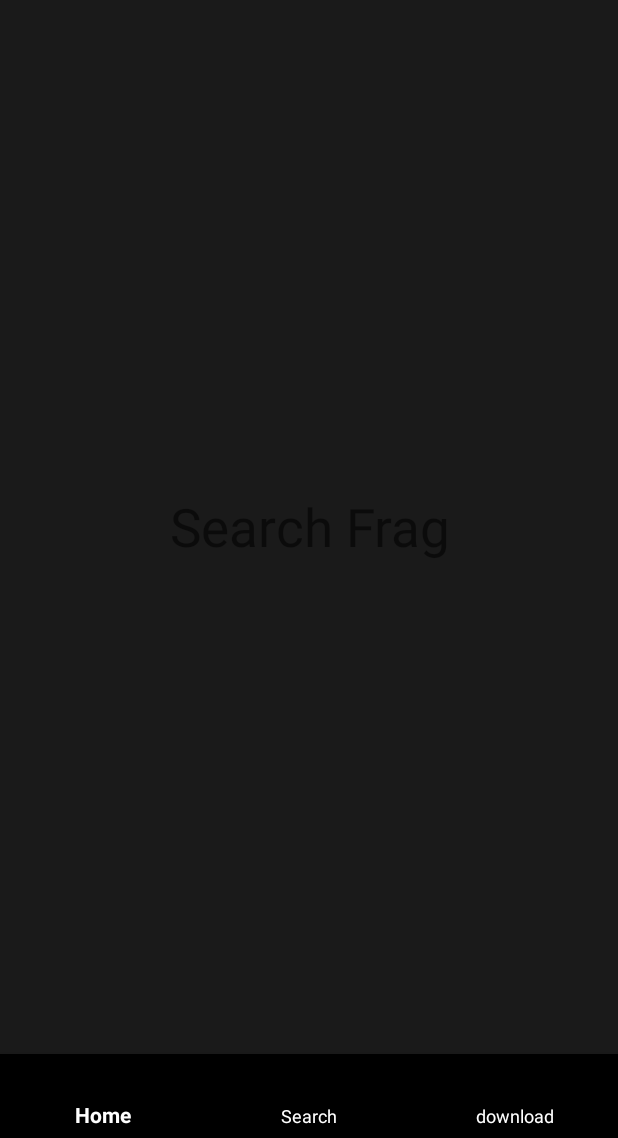
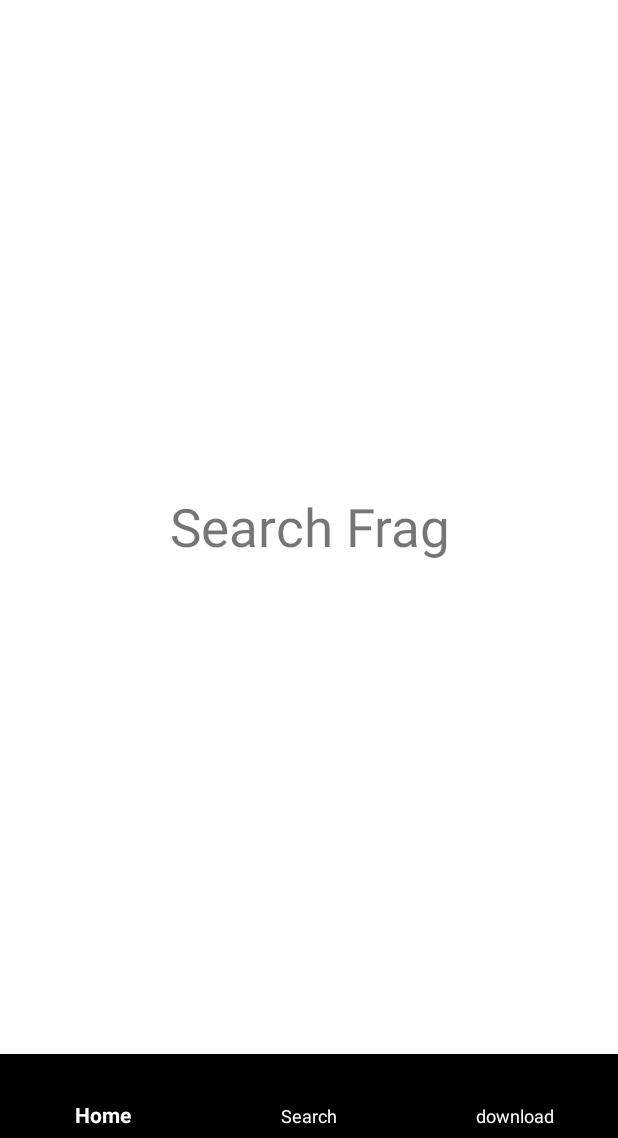
Before and after one commit to mohini14/Story, an Android app: the screen it shows after launch (MainActivity), item 2 of the bottom bar chosen, on a phone screen of 412 x 824 dp, the part 98-1236 px from its top. Run offline under Robolectric (Android 15) with nearby library versions, the phone set to English and light mode, and no system bars; our stand-ins replace ButterKnife, Picasso; libraries missing offline, so code that uses them is left out: io.bloco.faker; pictures from the network do not load; Roboto replaces fonts that are not available here; 8 statements that could not run were skipped.

```diff
--- a/app/src/main/java/com/topstories/story/activities/download/DownloadFragment.java
+++ b/app/src/main/java/com/topstories/story/activities/download/DownloadFragment.java
@@ -9,7 +9,11 @@ import android.view.ViewGroup;
 
 import com.topstories.story.R;
 
+import butterknife.Unbinder;
+
 public class DownloadFragment extends Fragment {
+
+    Unbinder mUnbinder;
 
     @Nullable
     @Override
@@ -17,5 +21,4 @@ public class DownloadFragment extends Fragment {
         View root = inflater.inflate(R.layout.fragment_download, container, false);
         return root;
     }
-
 }
--- a/app/src/main/java/com/topstories/story/activities/home/HomeFragment.java
+++ b/app/src/main/java/com/topstories/story/activities/home/HomeFragment.java
@@ -16,8 +16,6 @@ import butterknife.BindView;
 import butterknife.ButterKnife;
 
 public class HomeFragment extends Fragment {
-
-
     @BindView(R.id.parent_recycler_view)
     RecyclerView mMainPageRecyclerView;
 
@@ -31,7 +29,6 @@ public class HomeFragment extends Fragment {
 
     private void setUpLayout(View v){
         ButterKnife.bind(this, v);
-
         mMainPageRecyclerView.setHasFixedSize(true);
         mMainPageRecyclerView.setLayoutManager(new LinearLayoutManager(getContext()));
         mMainPageRecyclerView.setAdapter(new MainActivityRecyclerView(new MainPageData().getData(), getContext()));
--- a/app/src/main/java/com/topstories/story/activities/home/MainActivity.java
+++ b/app/src/main/java/com/topstories/story/activities/home/MainActivity.java
@@ -4,25 +4,22 @@ import android.os.Bundle;
 import android.support.annotation.NonNull;
 import android.support.annotation.Nullable;
 import android.support.design.widget.BottomNavigationView;
+import android.support.v4.app.Fragment;
+import android.support.v4.app.FragmentManager;
 import android.support.v4.app.FragmentTransaction;
 import android.support.v7.app.AppCompatActivity;
-import android.support.v7.widget.LinearLayoutManager;
-import android.support.v7.widget.RecyclerView;
 import android.support.v7.widget.Toolbar;
-import android.view.Menu;
-import android.view.MenuInflater;
 import android.view.MenuItem;
 
 import com.topstories.story.R;
 import com.topstories.story.activities.download.DownloadFragment;
 import com.topstories.story.activities.search.SearchFragment;
-import com.topstories.story.model.MainPageData;
 
 import butterknife.BindView;
 import butterknife.ButterKnife;
 import butterknife.Unbinder;
 
-public class MainActivity extends AppCompatActivity implements BottomNavigationView.OnNavigationItemSelectedListener{
+public class MainActivity extends AppCompatActivity implements BottomNavigationView.OnNavigationItemSelectedListener {
 
 
     @Nullable
@@ -51,31 +48,45 @@ public class MainActivity extends AppCompatActivity implements BottomNavigationV
     }
 
     private void setUpLauyout() {
-
         mUnBinder = ButterKnife.bind(this);
         setSupportActionBar(mToolbar);
+        mBottomNavigationView.setOnNavigationItemSelectedListener(this);
 
-        mBottomNavigationView.setOnNavigationItemSelectedListener(this);
-        attachHomeActivityByDefault();
+        // add Home frag activity by default
+        addFragmentOnHomeActivity(new HomeFragment(), HOME_FRAGMENT_TAG);
     }
 
-    private void attachHomeActivityByDefault(){
-        addFragmentOnHomeActivity(new HomeFragment(), HOME_FRAGMENT_TAG);
-    }
     /**
      * Method to add fragment on home view container
+     *
      * @param fragment : frag class
-     * @param tag : tag of frag defined in Home class
+     * @param tag      : tag of frag defined in Home class
      */
-    private void addFragmentOnHomeActivity(android.support.v4.app.Fragment fragment, int tag){
+    private void addFragmentOnHomeActivity(Fragment fragment, int tag) {
         android.support.v4.app.Fragment fragExists = getSupportFragmentManager().findFragmentByTag(String.valueOf(tag));
         if (fragExists == null) {
             FragmentTransaction transaction = getSupportFragmentManager().beginTransaction();
-                transaction.replace(R.id.home_frag_container, fragment, String.valueOf(tag));
-                transaction.addToBackStack(String.valueOf(tag)).commit();
+            transaction.replace(R.id.home_frag_container, fragment, String.valueOf(tag));
+                transaction.commit();
         }
     }
 
+    /**
+     * Method to remove all fragments from container
+     */
+    private void removeAllFragFromActivity(){
+        FragmentManager fm = getSupportFragmentManager();
+
+        for (int i = 0; i < fm.getBackStackEntryCount(); i++) {
+            fm.popBackStack();
+        }
+
+    }
+
+    /**
+     * Method invoked as item listener for bottom navigation view items
+     * @param item : item clecked
+     */
     @Override
     public boolean onNavigationItemSelected(@NonNull MenuItem item) {
         switch (item.getItemId()) {
--- a/app/src/main/java/com/topstories/story/activities/home/MainActivityRecyclerView.java
+++ b/app/src/main/java/com/topstories/story/activities/home/MainActivityRecyclerView.java
@@ -23,7 +23,7 @@ public class MainActivityRecyclerView extends RecyclerView.Adapter<MainActivityR
     ArrayList<MainPageData> dataArray;
     Context mContext;
 
-    MainActivityRecyclerView(ArrayList<MainPageData> data, Context con) {
+    public MainActivityRecyclerView(ArrayList<MainPageData> data, Context con) {
         this.dataArray = data;
         this.mContext = con;
     }
--- a/app/src/main/java/com/topstories/story/activities/search/SearchFragment.java
+++ b/app/src/main/java/com/topstories/story/activities/search/SearchFragment.java
@@ -8,8 +8,11 @@ import android.view.ViewGroup;
 
 import com.topstories.story.R;
 
+import butterknife.Unbinder;
+
 public class SearchFragment extends android.support.v4.app.Fragment {
 
+    Unbinder mUnbinder;
 
     @Nullable
     @Override
@@ -17,5 +20,4 @@ public class SearchFragment extends android.support.v4.app.Fragment {
         View root = inflater.inflate(R.layout.fragment_search, container, false);
         return root;
     }
-
 }
--- a/app/src/main/res/layout/activity_main.xml
+++ b/app/src/main/res/layout/activity_main.xml
@@ -21,7 +21,7 @@
         android:layout_height="0dp"
         android:layout_width="match_parent"
         android:layout_marginBottom="0dp"
-        android:background="@color/colorPrimaryDark"
+        android:background="@android:color/white"
         app:layout_behavior="@string/appbar_scrolling_view_behavior"
         app:layout_constraintBottom_toTopOf="@+id/bottom_navigation_view"
         app:layout_constraintEnd_toEndOf="parent"
--- a/app/src/main/res/layout/fragment_home.xml
+++ b/app/src/main/res/layout/fragment_home.xml
@@ -1,7 +1,8 @@
 <?xml version="1.0" encoding="utf-8"?>
 <android.support.constraint.ConstraintLayout
     xmlns:android="http://schemas.android.com/apk/res/android" android:layout_width="match_parent"
-    android:layout_height="match_parent">
+    android:layout_height="match_parent"
+    android:background="@color/colorPrimaryDark">
 
     <android.support.v7.widget.RecyclerView
         android:id="@+id/parent_recycler_view"
```
